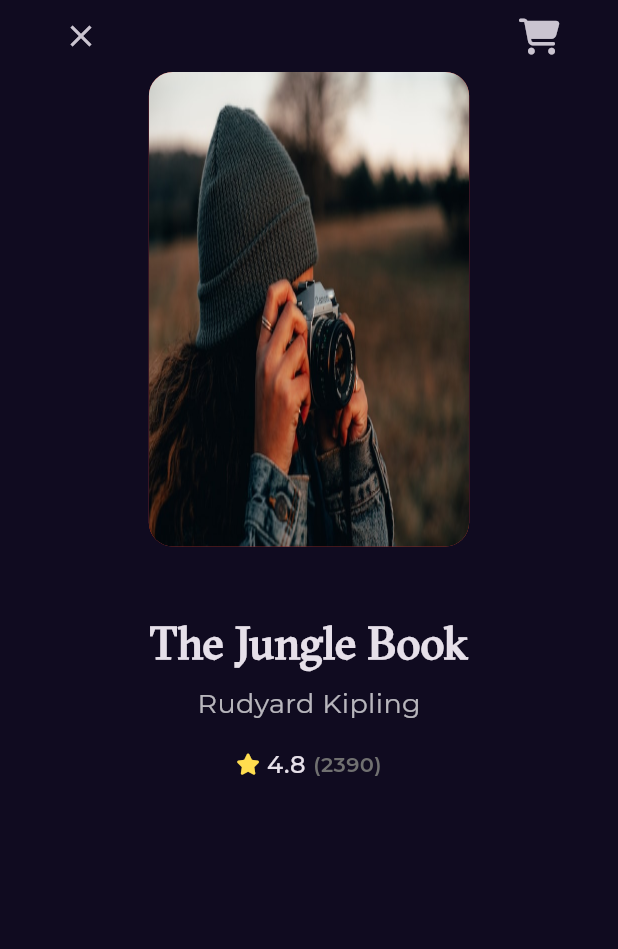
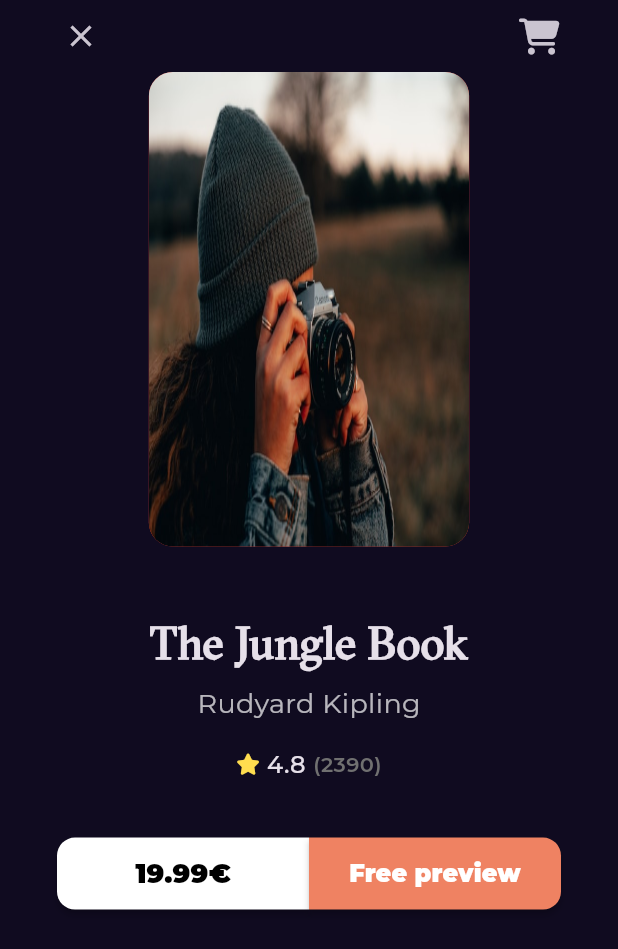
Before and after one commit to Ahmedmansor/bookly_app, a Flutter app: the HomeView screen opened by its route, after a tap on "Harry Potter and the Goblet of Fire", on a phone screen of 412 x 824 dp. Shown: the top 949 px of the screen. Run offline on Flutter 3.47's test engine with Material 3 defaults, Android fonts, the phone set to English and light mode, and no system bars; our stand-ins replace font_awesome_flutter, go_router, google_fonts.

Commit message:
create bokks actions

```diff
--- a/lib/core/utils/navigation.dart
+++ b/lib/core/utils/navigation.dart
@@ -12,7 +12,8 @@ abstract class NavigationUtitils {
     routes: [
       GoRoute(
         path: '/',
-        builder: (context, state) => const SplashView(),
+        // builder: (context, state) => const SplashView(),
+        builder: (context, state) => const BookDetailsView(),
       ),
       GoRoute(
         path: kHomeView,
--- /dev/null
+++ b/lib/core/widgets/custom_button.dart
@@ -0,0 +1,39 @@
+import 'package:bookly_app/core/utils/styles.dart';
+import 'package:flutter/material.dart';
+
+class CustomButton extends StatelessWidget {
+  const CustomButton(
+      {super.key,
+      this.borderRadius,
+      required this.text,
+      required this.onPressed,
+      required this.backgroundColor,
+      this.fontSize,
+      required this.textColor});
+
+  final BorderRadiusGeometry? borderRadius;
+  final String text;
+  final Color textColor;
+  final void Function() onPressed;
+  final Color backgroundColor;
+  final double? fontSize;
+  @override
+  Widget build(BuildContext context) {
+    return SizedBox(
+      height: 48,
+      child: MaterialButton(
+        onPressed: onPressed,
+        color: backgroundColor,
+        shape: RoundedRectangleBorder(
+            borderRadius: borderRadius ?? BorderRadius.circular(12)),
+        child: Text(
+          text,
+          style: Styles.textStyle18.copyWith(
+              fontWeight: FontWeight.w900,
+              fontSize: fontSize,
+              color: textColor),
+        ),
+      ),
+    );
+  }
+}
--- /dev/null
+++ b/lib/features/home/presentation/views/widgets/book_actions.dart
@@ -0,0 +1,40 @@
+import 'package:bookly_app/core/widgets/custom_button.dart';
+import 'package:flutter/material.dart';
+
+class BookActions extends StatelessWidget {
+  const BookActions({super.key});
+
+  @override
+  Widget build(BuildContext context) {
+    return Padding(
+      padding: const EdgeInsets.symmetric(horizontal: 8),
+      child: Row(
+        children: [
+          Expanded(
+            child: CustomButton(
+              text: '19.99€',
+              onPressed: () {},
+              backgroundColor: Colors.white,
+              textColor: Colors.black,
+              borderRadius: const BorderRadius.only(
+                  topLeft: Radius.circular(12),
+                  bottomLeft: Radius.circular(12)),
+            ),
+          ),
+          Expanded(
+            child: CustomButton(
+              text: 'Free preview',
+              fontSize: 16,
+              onPressed: () {},
+              backgroundColor: const Color(0xffEF8262),
+              textColor: Colors.white,
+              borderRadius: const BorderRadius.only(
+                  topRight: Radius.circular(12),
+                  bottomRight: Radius.circular(12)),
+            ),
+          ),
+        ],
+      ),
+    );
+  }
+}
--- a/lib/features/home/presentation/views/widgets/book_details_view_body.dart
+++ b/lib/features/home/presentation/views/widgets/book_details_view_body.dart
@@ -1,5 +1,7 @@
 import 'package:bookly_app/core/utils/app_setting.dart';
 import 'package:bookly_app/core/utils/styles.dart';
+import 'package:bookly_app/core/widgets/custom_button.dart';
+import 'package:bookly_app/features/home/presentation/views/widgets/book_actions.dart';
 import 'package:bookly_app/features/home/presentation/views/widgets/book_rating.dart';
 import 'package:bookly_app/features/home/presentation/views/widgets/custom_app_bar_book_details.dart';
 import 'package:bookly_app/features/home/presentation/views/widgets/custom_book_image.dart';
@@ -39,7 +41,11 @@ class BookDetailsViewBody extends StatelessWidget {
           const SizedBox(
             height: 16,
           ),
-          BookRating(mainAxisAlignment: MainAxisAlignment.center),
+          const BookRating(mainAxisAlignment: MainAxisAlignment.center),
+          const SizedBox(
+            height: 37,
+          ),
+          BookActions(),
         ],
       ),
     );
```
